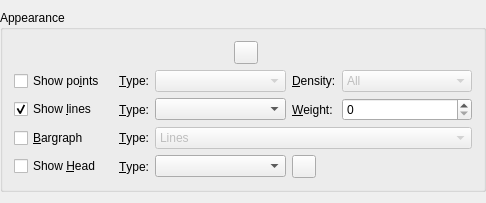
The window that src/widgets/curveappearance.ui (Kst-plot/kst) describes before a commit, drawn with Qt 5.
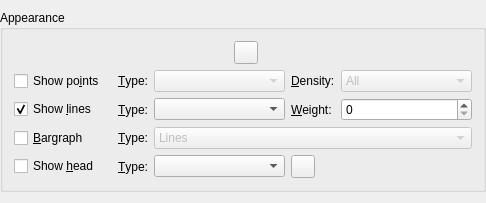
The same window after the commit. Custom widgets are drawn as their Qt base class.

Diff of the .ui file:
```diff
--- a/src/widgets/curveappearance.ui
+++ b/src/widgets/curveappearance.ui
@@ -364,7 +364,7 @@
       <item row="4" column="0">
        <widget class="QCheckBox" name="_showHead">
         <property name="text">
-         <string>Show &amp;Head</string>
+         <string>Show &amp;head</string>
         </property>
        </widget>
       </item>
```
